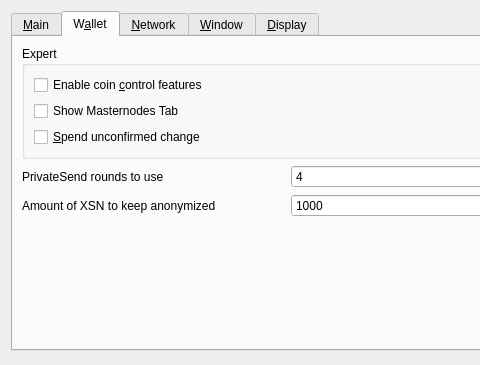
Above: src/qt/forms/optionsdialog.ui from barrystyle/vestx before the change; both pictures show x 0 to 480 and y 0 to 365 of the 576 by 480 pixel window. Below: the same form after it.
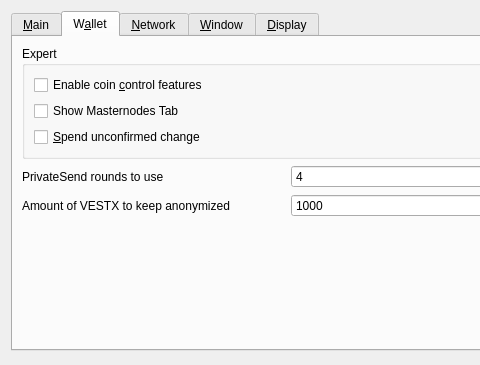
That is the form after the change. Custom widgets are drawn as their Qt base class.

Patch:
```diff
--- a/src/qt/forms/optionsdialog.ui
+++ b/src/qt/forms/optionsdialog.ui
@@ -226,7 +226,7 @@
             <string notr="true"/>
            </property>
            <property name="text">
-            <string>Amount of XSN to keep anonymized</string>
+            <string>Amount of VESTX to keep anonymized</string>
            </property>
           </widget>
          </item>
```
Left out of the diff: 14 changed lines with no effect on the pictures.
